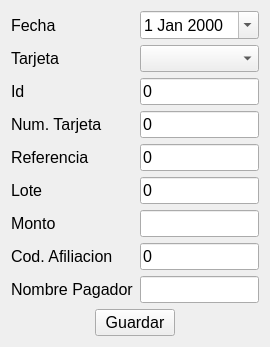
Old version of the form venta/ui_tarjeta.ui in the repository rodety/Jireh.
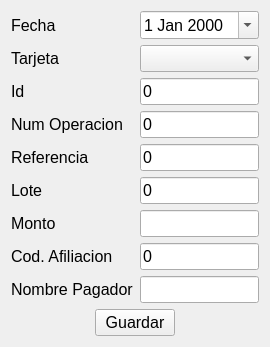
New version of the form. Custom widgets are drawn as their Qt base class.

What changed in the file:
```diff
--- a/venta/ui_tarjeta.ui
+++ b/venta/ui_tarjeta.ui
@@ -6,7 +6,7 @@
    <rect>
     <x>0</x>
     <y>0</y>
-    <width>261</width>
+    <width>266</width>
     <height>346</height>
    </rect>
   </property>
@@ -65,7 +65,7 @@
      <item row="3" column="0">
       <widget class="QLabel" name="label_2">
        <property name="text">
-        <string>Num. Tarjeta</string>
+        <string>Num Operacion</string>
        </property>
       </widget>
      </item>
```
